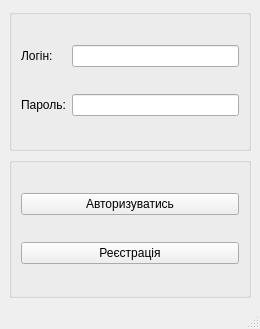
This is Лаб 2/Sourse/Client_2lab/login.ui in KilledByMachine/Proj as Qt 5 draws it before an edit. The edited form follows.
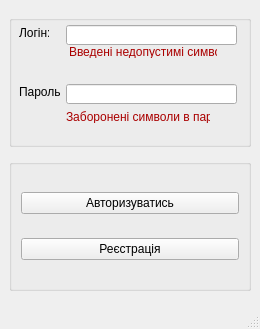
This is the edited form.

Commit message: декодування на сервері готові, +перевірки тексту в логіні, і логін навчився відправляти 1 запит! (який навіт ьпраивльно декодується) каєф))

The edit to the form file:
```diff
--- a/Лаб 2/Sourse/Client_2lab/login.ui
+++ b/Лаб 2/Sourse/Client_2lab/login.ui
@@ -27,47 +27,14 @@
   </property>
   <widget class="QWidget" name="centralwidget">
    <layout class="QGridLayout" name="gridLayout_2">
-    <item row="0" column="0">
-     <widget class="QGroupBox" name="groupBox">
-      <property name="minimumSize">
-       <size>
-        <width>221</width>
-        <height>123</height>
-       </size>
-      </property>
-      <property name="title">
-       <string/>
-      </property>
-      <layout class="QGridLayout" name="gridLayout">
-       <item row="1" column="0" colspan="2">
-        <widget class="QLabel" name="label_2">
-         <property name="text">
-          <string>Пароль:</string>
-         </property>
-        </widget>
-       </item>
-       <item row="0" column="0">
-        <widget class="QLabel" name="label">
-         <property name="text">
-          <string>Логін:</string>
-         </property>
-        </widget>
-       </item>
-       <item row="1" column="2">
-        <widget class="QLineEdit" name="lineEdit_2">
-         <property name="autoFillBackground">
-          <bool>false</bool>
-         </property>
-        </widget>
-       </item>
-       <item row="0" column="2">
-        <widget class="QLineEdit" name="lineEdit"/>
-       </item>
-      </layout>
-     </widget>
-    </item>
-    <item row="1" column="0">
+    <item row="2" column="0">
      <widget class="QGroupBox" name="groupBox_2">
+      <property name="maximumSize">
+       <size>
+        <width>242</width>
+        <height>132</height>
+       </size>
+      </property>
       <property name="title">
        <string/>
       </property>
@@ -89,6 +56,264 @@
       </layout>
      </widget>
     </item>
+    <item row="1" column="0">
+     <widget class="QGroupBox" name="groupBox">
+      <property name="minimumSize">
+       <size>
+        <width>221</width>
+        <height>123</height>
+       </size>
+      </property>
+      <property name="maximumSize">
+       <size>
+        <width>242</width>
+        <height>132</height>
+       </size>
+      </property>
+      <property name="title">
+       <string/>
+      </property>
+      <property name="checkable">
+       <bool>false</bool>
+      </property>
+      <widget class="QLabel" name="label_2">
+       <property name="geometry">
+        <rect>
+         <x>10</x>
+         <y>69</y>
+         <width>41</width>
+         <height>16</height>
+        </rect>
+       </property>
+       <property name="text">
+        <string>Пароль:</string>
+       </property>
+      </widget>
+      <widget class="QLabel" name="label_3">
+       <property name="enabled">
+        <bool>true</bool>
+       </property>
+       <property name="geometry">
+        <rect>
+         <x>60</x>
+         <y>30</y>
+         <width>148</width>
+         <height>13</height>
+        </rect>
+       </property>
+       <property name="palette">
+        <palette>
+         <active>
+          <colorrole role="WindowText">
+           <brush brushstyle="SolidPattern">
+            <color alpha="255">
+             <red>170</red>
+             <green>0</green>
+             <blue>0</blue>
+            </color>
+           </brush>
+          </colorrole>
+          <colorrole role="Text">
+           <brush brushstyle="SolidPattern">
+            <color alpha="255">
+             <red>170</red>
+             <green>16</green>
+             <blue>49</blue>
+            </color>
+           </brush>
+          </colorrole>
+          <colorrole role="PlaceholderText">
+           <brush brushstyle="SolidPattern">
+            <color alpha="128">
+             <red>170</red>
+             <green>16</green>
+             <blue>49</blue>
+            </color>
+           </brush>
+          </colorrole>
+         </active>
+         <inactive>
+          <colorrole role="WindowText">
+           <brush brushstyle="SolidPattern">
+            <color alpha="255">
+             <red>170</red>
+             <green>0</green>
+             <blue>0</blue>
+            </color>
+           </brush>
+          </colorrole>
+          <colorrole role="Text">
+           <brush brushstyle="SolidPattern">
+            <color alpha="255">
+             <red>170</red>
+             <green>16</green>
+             <blue>49</blue>
+            </color>
+           </brush>
+          </colorrole>
+          <colorrole role="PlaceholderText">
+           <brush brushstyle="SolidPattern">
+            <color alpha="128">
+             <red>170</red>
+             <green>16</green>
+             <blue>49</blue>
+            </color>
+           </brush>
+          </colorrole>
+         </inactive>
+         <disabled>
+          <colorrole role="WindowText">
+           <brush brushstyle="SolidPattern">
+            <color alpha="255">
+             <red>120</red>
+             <green>120</green>
+             <blue>120</blue>
+            </color>
+           </brush>
+          </colorrole>
+          <colorrole role="Text">
+           <brush brushstyle="SolidPattern">
+            <color alpha="255">
+             <red>120</red>
+             <green>120</green>
+             <blue>120</blue>
+            </color>
+           </brush>
+          </colorrole>
+          <colorrole role="PlaceholderText">
+           <brush brushstyle="SolidPattern">
+            <color alpha="128">
+             <red>0</red>
+             <green>0</green>
+             <blue>0</blue>
+            </color>
+           </brush>
+          </colorrole>
+         </disabled>
+        </palette>
+       </property>
+       <property name="mouseTracking">
+        <bool>false</bool>
+       </property>
+       <property name="text">
+        <string>Введені недопустимі символи</string>
+       </property>
+      </widget>
+      <widget class="QLineEdit" name="lineEdit_2">
+       <property name="geometry">
+        <rect>
+         <x>57</x>
+         <y>69</y>
+         <width>171</width>
+         <height>20</height>
+        </rect>
+       </property>
+       <property name="autoFillBackground">
+        <bool>false</bool>
+       </property>
+      </widget>
+      <widget class="QLineEdit" name="lineEdit">
+       <property name="geometry">
+        <rect>
+         <x>57</x>
+         <y>10</y>
+         <width>171</width>
+         <height>20</height>
+        </rect>
+       </property>
+      </widget>
+      <widget class="QLabel" name="label">
+       <property name="geometry">
+        <rect>
+         <x>10</x>
+         <y>10</y>
+         <width>30</width>
+         <height>16</height>
+        </rect>
+       </property>
+       <property name="text">
+        <string>Логін:</string>
+       </property>
+      </widget>
+      <widget class="QLabel" name="label_4">
+       <property name="geometry">
+        <rect>
+         <x>57</x>
+         <y>95</y>
+         <width>144</width>
+         <height>13</height>
+        </rect>
+       </property>
+       <property name="palette">
+        <palette>
+         <active>
+          <colorrole role="WindowText">
+           <brush brushstyle="SolidPattern">
+            <color alpha="255">
+             <red>170</red>
+             <green>0</green>
+             <blue>0</blue>
+            </color>
+           </brush>
+          </colorrole>
+          <colorrole role="PlaceholderText">
+           <brush brushstyle="SolidPattern">
+            <color alpha="128">
+             <red>170</red>
+             <green>46</green>
+             <blue>16</blue>
+            </color>
+           </brush>
+          </colorrole>
+         </active>
+         <inactive>
+          <colorrole role="WindowText">
+           <brush brushstyle="SolidPattern">
+            <color alpha="255">
+             <red>170</red>
+             <green>0</green>
+             <blue>0</blue>
+            </color>
+           </brush>
+          </colorrole>
+          <colorrole role="PlaceholderText">
+           <brush brushstyle="SolidPattern">
+            <color alpha="128">
+             <red>170</red>
+             <green>46</green>
+             <blue>16</blue>
+            </color>
+           </brush>
+          </colorrole>
+         </inactive>
+         <disabled>
+          <colorrole role="WindowText">
+           <brush brushstyle="SolidPattern">
+            <color alpha="255">
+             <red>120</red>
+             <green>120</green>
+             <blue>120</blue>
+            </color>
+           </brush>
+          </colorrole>
+          <colorrole role="PlaceholderText">
+           <brush brushstyle="SolidPattern">
+            <color alpha="128">
+             <red>0</red>
+             <green>0</green>
+             <blue>0</blue>
+            </color>
+           </brush>
+          </colorrole>
+         </disabled>
+        </palette>
+       </property>
+       <property name="text">
+        <string>Заборонені символи в паролі</string>
+       </property>
+      </widget>
+     </widget>
+    </item>
    </layout>
   </widget>
   <widget class="QMenuBar" name="menubar">
```
The commit also changes 10 other files.
